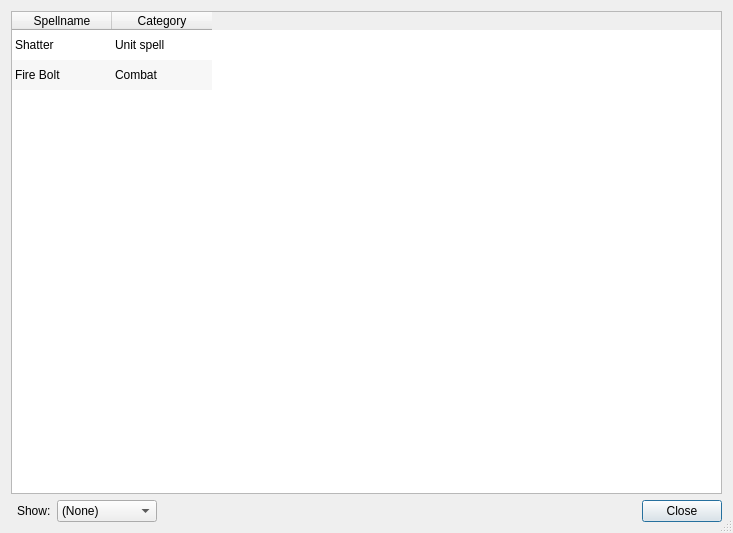
jbalcomb/MoM-RTGT, file QMoMDialogs/dialogtables.ui: the form before one commit.
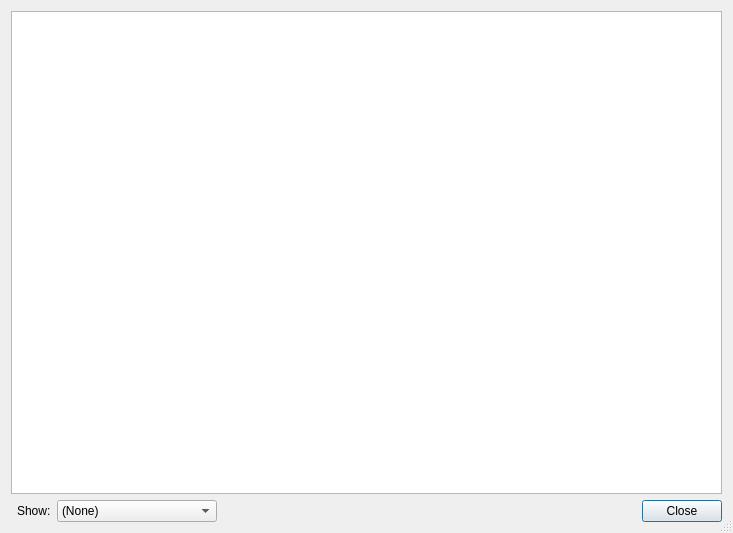
The form after the commit. Icons and pictures are not drawn.

Diff of the .ui file:
```diff
--- a/QMoMDialogs/dialogtables.ui
+++ b/QMoMDialogs/dialogtables.ui
@@ -44,36 +44,6 @@
        <string/>
       </property>
      </row>
-     <column>
-      <property name="text">
-       <string>Spellname</string>
-      </property>
-     </column>
-     <column>
-      <property name="text">
-       <string>Category</string>
-      </property>
-     </column>
-     <item row="0" column="0">
-      <property name="text">
-       <string>Shatter</string>
-      </property>
-     </item>
-     <item row="0" column="1">
-      <property name="text">
-       <string>Unit spell</string>
-      </property>
-     </item>
-     <item row="1" column="0">
-      <property name="text">
-       <string>Fire Bolt</string>
-      </property>
-     </item>
-     <item row="1" column="1">
-      <property name="text">
-       <string>Combat</string>
-      </property>
-     </item>
     </widget>
    </item>
    <item row="2" column="3">
@@ -95,6 +65,12 @@
    </item>
    <item row="2" column="2">
     <widget class="QComboBox" name="comboBox_Table">
+     <property name="minimumSize">
+      <size>
+       <width>160</width>
+       <height>0</height>
+      </size>
+     </property>
      <property name="currentIndex">
       <number>0</number>
      </property>
```
Left out of the diff: 72 changed lines with no effect on the pictures.
